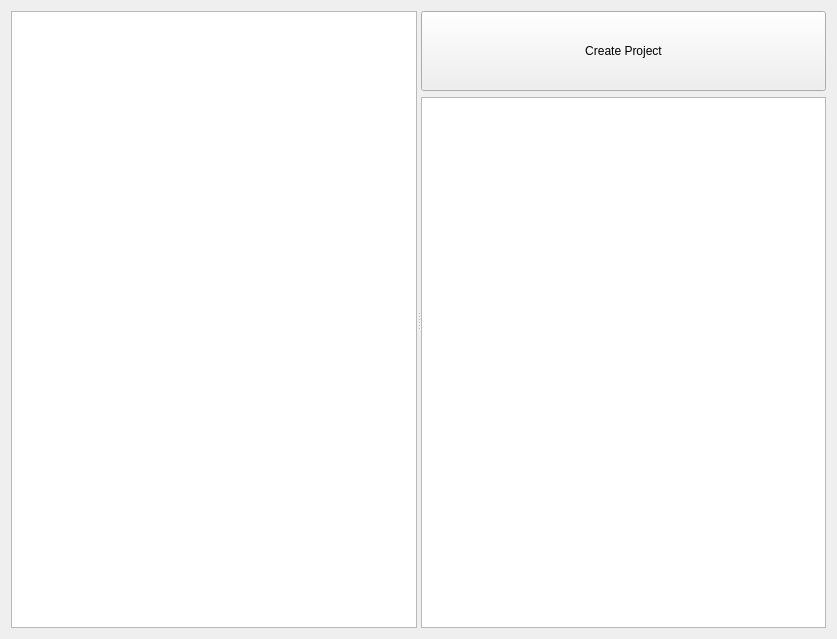
pashango2/sphinx-explorer, file sphinx_explorer/quickstart_widget.ui: the form before one commit.
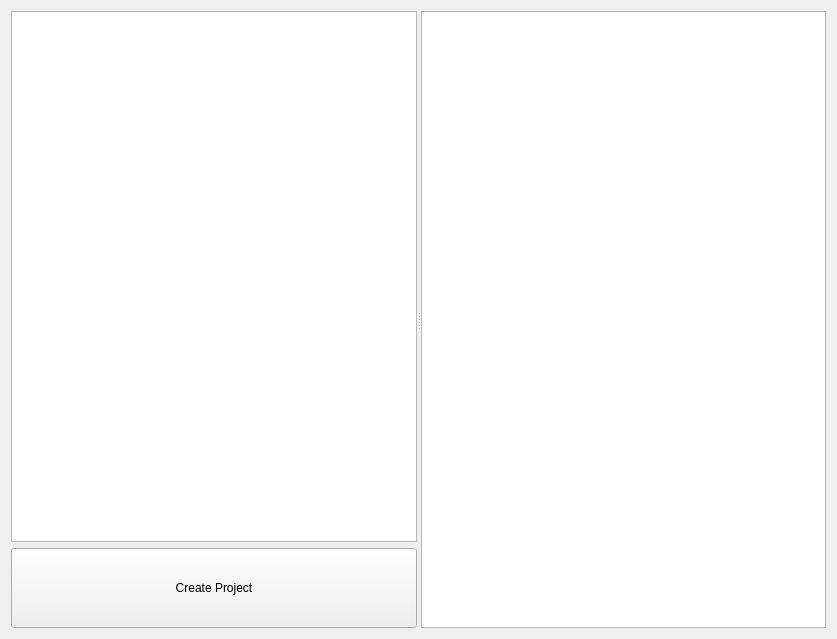
The form after the commit. Custom widgets are drawn as their Qt base class.

```diff
--- a/sphinx_explorer/quickstart_widget.ui
+++ b/sphinx_explorer/quickstart_widget.ui
@@ -25,9 +25,11 @@
      <property name="orientation">
       <enum>Qt::Horizontal</enum>
      </property>
-     <widget class="PropertyWidget" name="property_widget"/>
      <widget class="QWidget" name="verticalLayoutWidget">
       <layout class="QVBoxLayout" name="verticalLayout">
+       <item>
+        <widget class="PropertyWidget" name="property_widget"/>
+       </item>
        <item>
         <widget class="QPushButton" name="button_create_project">
          <property name="minimumSize">
@@ -41,11 +43,9 @@
          </property>
         </widget>
        </item>
-       <item>
-        <widget class="QConsoleWidget" name="output_widget"/>
-       </item>
       </layout>
      </widget>
+     <widget class="QConsoleWidget" name="output_widget"/>
     </widget>
    </item>
   </layout>
@@ -58,7 +58,7 @@
   </customwidget>
   <customwidget>
    <class>QConsoleWidget</class>
-   <extends>QPlainTextEdit</extends>
+   <extends>QTextEdit</extends>
    <header>.util.QConsoleWidget</header>
   </customwidget>
  </customwidgets>
```
Left out of the diff: 2 changed lines with no effect on the pictures.
